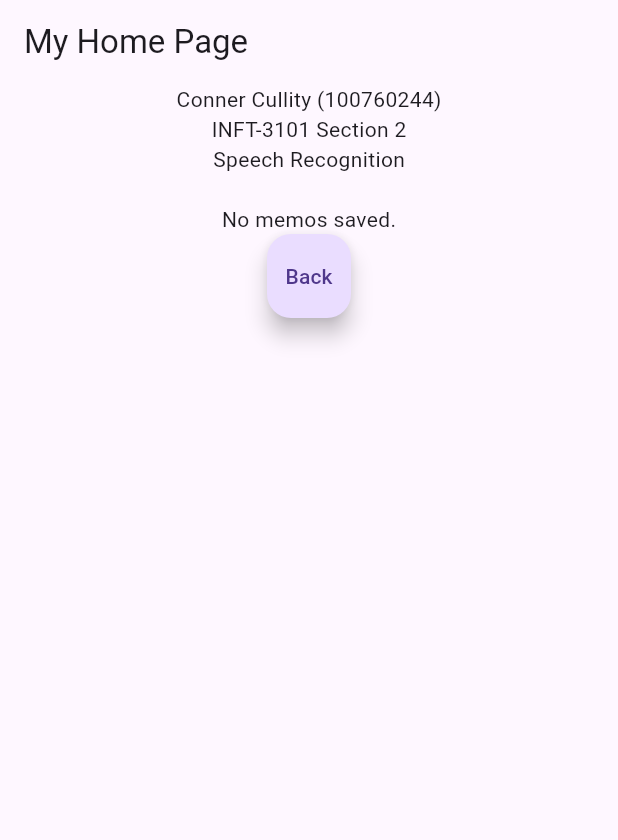
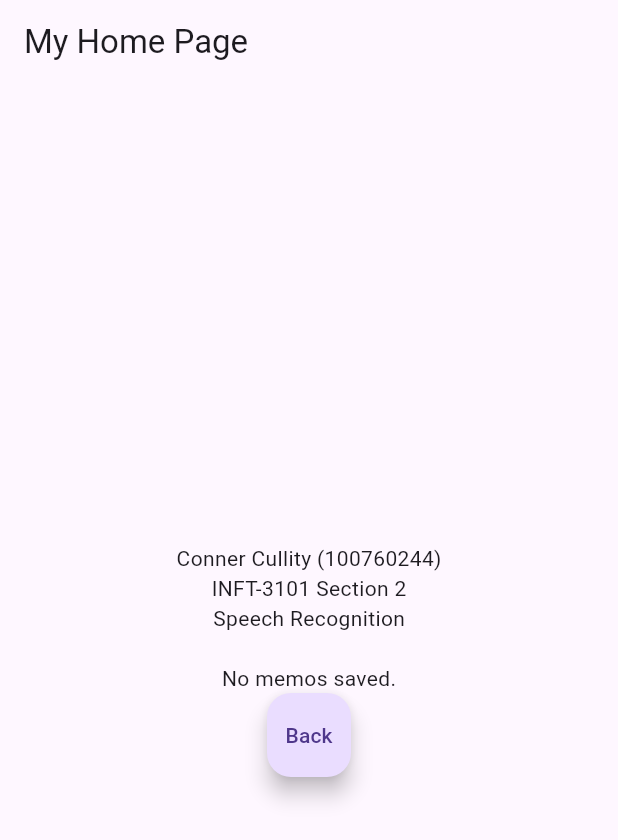
Before and after one commit to conman1005/ListenToSpeech, a Flutter app: the screen it shows after launch, after a tap on "View Speeches", on a phone screen of 412 x 824 dp. Shown: the top 840 px of the screen. Run offline on Flutter 3.47's test engine with Material 3 defaults, Android fonts, the phone set to English and light mode, and no system bars; our stand-ins replace permission_handler, speech_to_text; missing offline and left inert: system_theme.

Commit message:
Made past_speeches page scrollable

```diff
--- a/App/lib/main.dart
+++ b/App/lib/main.dart
@@ -10,6 +10,7 @@ import 'package:path_provider/path_provider.dart';
 import 'package:permission_handler/permission_handler.dart';
 import 'package:lab5/speeches.dart';
 import 'package:lab5/past_speeches.dart';
+import 'package:system_theme/system_theme.dart';
 
 //import 'google_fonts';
 
@@ -74,6 +75,7 @@ class _MyCounterState extends State<MyCounter> {
 
   /// This has to happen only once per app
   void _initSpeech() async {
+    await SystemTheme.accentColor.load();
     var status = await Permission.microphone.status;
     if (status.isDenied) {
       status = await Permission.microphone.request();
@@ -94,7 +96,7 @@ class _MyCounterState extends State<MyCounter> {
   void _startListening() async {
     if (_speechToText.isAvailable) {
       await _speechToText.listen(onResult: _onSpeechResult);
-    setState(() {});
+      setState(() {});
     }
   }
 
--- a/App/lib/past_speeches.dart
+++ b/App/lib/past_speeches.dart
@@ -3,7 +3,7 @@ import 'dart:io';
 import 'package:lab5/main.dart';
 import 'package:lab5/view_speech.dart';
 import 'package:path_provider/path_provider.dart';
-import 'speeches.dart';
+import 'package:lab5/speeches.dart';
 
 import 'package:flutter/material.dart';
 
@@ -71,12 +71,19 @@ class MySpeechesState extends State<MySpeeches> {
       children: [
         for (var object in objectList) Column(
           children: [
-            InkWell(child: Text("Title: ${object['title']}"), onTap: () => {
+            InkWell(child: Text("Title: ${object['title']}", style: const TextStyle(color: Color.fromARGB(255, 0, 95, 204), fontSize: 16)), onTap: () => {
               selectedTitle = object['title'],
               selectedContent = object['content'],
-              viewSpeechPage()
+              viewSpeechPage,
             }),
-            Text(object['content'].length <= 20 ? object['content'] : "${object['content'].toString().substring(0, 20)}..."),
+            Text(object['content'].length <= 20 ? object['content'] : "${object['content'].substring(0, 20)}..."),
+            FloatingActionButton(
+                    onPressed:
+                        viewSpeechPage,
+                    tooltip: 'View Whole Speech',
+                    child: const Text('View'),
+                  ),
+            const SizedBox(height: 20),
           ]
         ),
       ]
@@ -135,7 +142,8 @@ class MySpeechesState extends State<MySpeeches> {
         body: Center(
           child: Builder(
             builder: (context) {
-              return Column(
+              return SingleChildScrollView(
+                child: Column(
                   children: [
                     const Text('Conner Cullity (100760244)'),
                     const Text('INFT-3101 Section 2'),
@@ -145,12 +153,12 @@ class MySpeechesState extends State<MySpeeches> {
                     contentColumn,
                     FloatingActionButton(
                       onPressed:
-                        // If not yet listening for speech start, otherwise stop
                           viewMainPage,
                       tooltip: 'Back to Main Page',
                       child: const Text('Back'),
                     ),
                   ],
+                )
               );
             },
           ),
--- a/App/lib/view_speech.dart
+++ b/App/lib/view_speech.dart
@@ -48,8 +48,10 @@ class MySpeechState extends State<MySpeech> {
                   const Text('INFT-3101 Section 2'),
                   const Text('Speech Recognition'),
                   const SizedBox(height: 20),
-                  Text('Title: $selectedTitle'),
-                  Text('Title: $selectedContent'),
+                  Text('Title: $selectedTitle', style: DefaultTextStyle.of(context).style.apply(fontSizeFactor: 2.0),),
+                  const SizedBox(height: 20),
+                  Text(selectedContent),
+                  const SizedBox(height: 20),
                   FloatingActionButton(
                     onPressed:
                         // If not yet listening for speech start, otherwise stop
--- a/App/pubspec.yaml
+++ b/App/pubspec.yaml
@@ -38,6 +38,7 @@ dependencies:
   speech_to_text: ^7.0.0
   path_provider: ^2.1.5
   permission_handler: ^11.3.1
+  system_theme: ^3.1.2
 
 dev_dependencies:
   flutter_test:
```
Also changed, not shown: 6 other files. Lines whose indentation alone changed are shown as unchanged.
